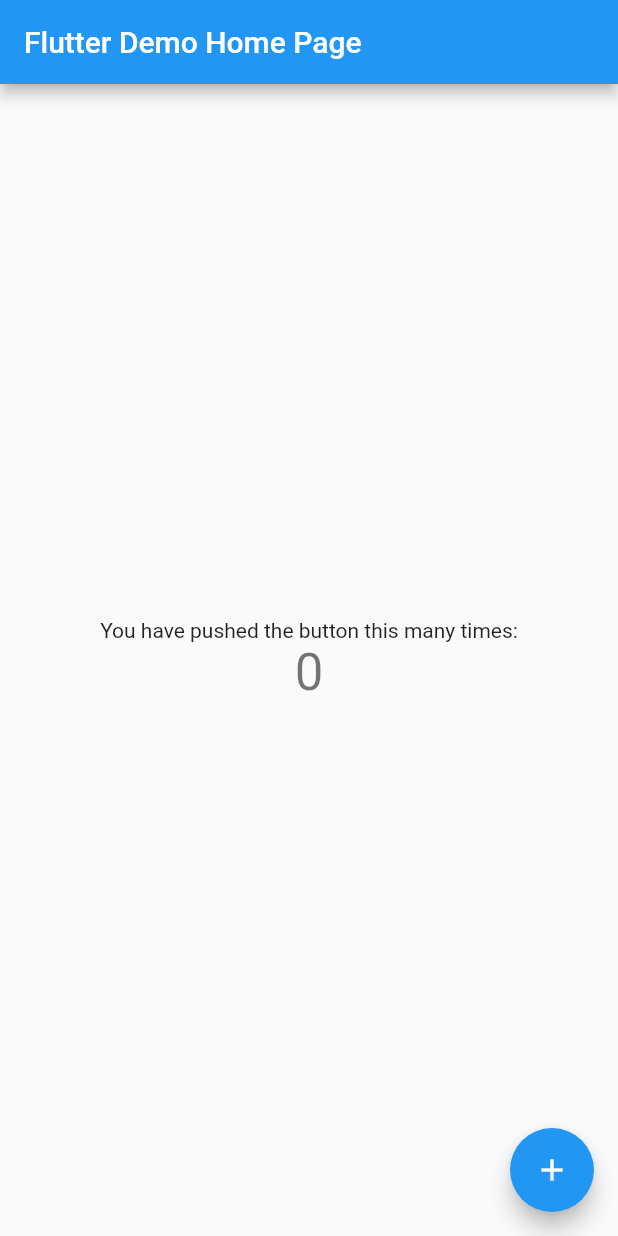
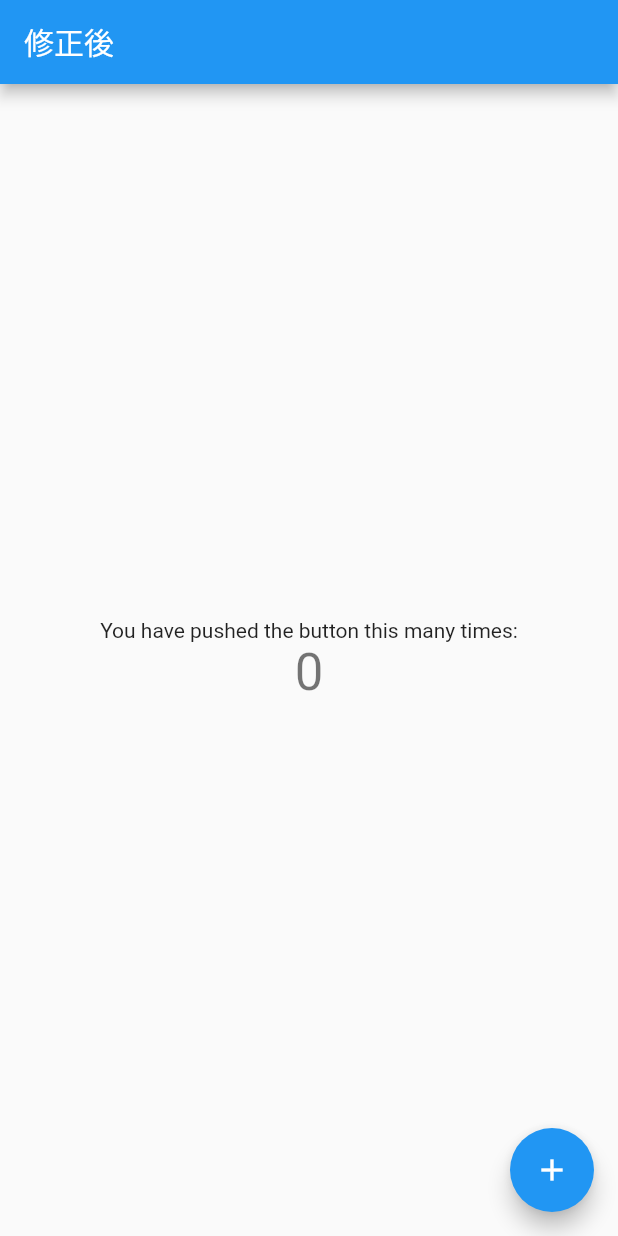
Before and after one commit to taikichi225/flutter_web_test, a Flutter app: the screen it shows after launch, on a phone screen of 412 x 824 dp. Run offline on Flutter 3.47's test engine with Material 2 defaults, Android fonts, the phone set to English and light mode, and no system bars; missing offline and left inert: flutter_web.

Commit message:
5th commit

```diff
--- a/lib/main.dart
+++ b/lib/main.dart
@@ -12,7 +12,7 @@ class MyApp extends StatelessWidget {
       theme: ThemeData(
         primarySwatch: Colors.blue,
       ),
-      home: MyHomePage(title: 'Flutter Demo Home Page'),
+      home: MyHomePage(title: '修正後'),
     );
   }
 }
```
